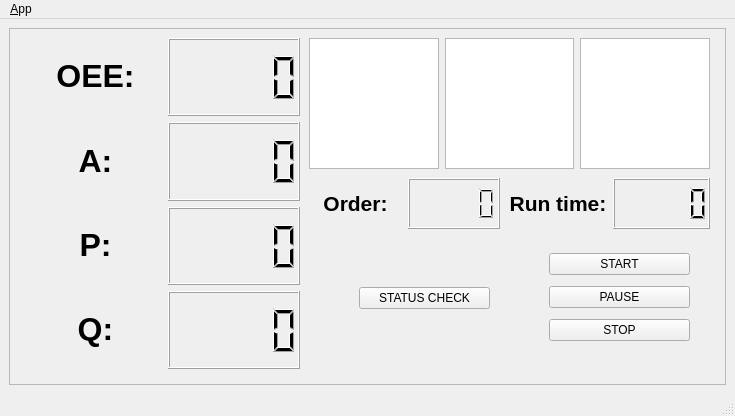
Before: the Qt Designer form GUI/ui/main_window_old.ui in 0000duck/rsdGroup92013, drawn with Qt 5.
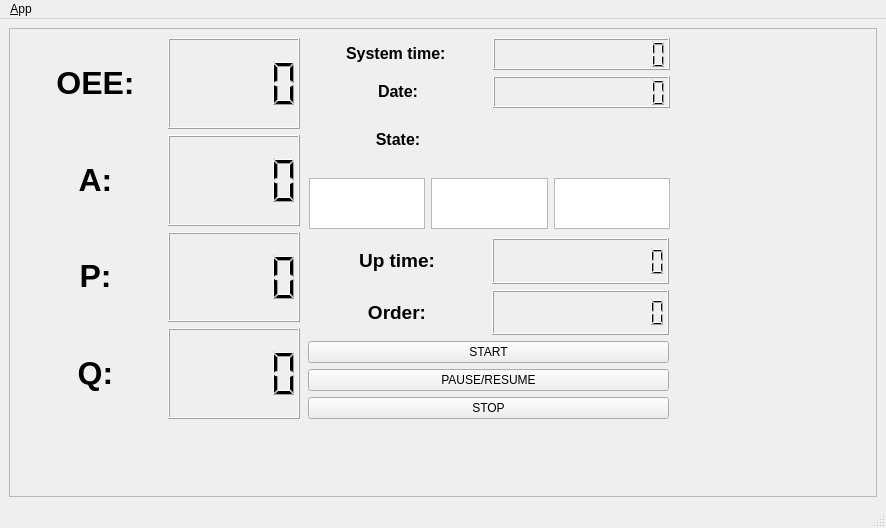
After: the same form once the commit is applied. Icons and pictures are not drawn.

Commit message: Final changes to the GUI and order system, appart from gripper feedback

Patch:
```diff
--- a/GUI/ui/main_window_old.ui
+++ b/GUI/ui/main_window_old.ui
@@ -6,8 +6,8 @@
    <rect>
     <x>0</x>
     <y>0</y>
-    <width>735</width>
-    <height>416</height>
+    <width>886</width>
+    <height>528</height>
    </rect>
   </property>
   <property name="mouseTracking">
@@ -39,7 +39,7 @@
          <x>20</x>
          <y>10</y>
          <width>271</width>
-         <height>331</height>
+         <height>381</height>
         </rect>
        </property>
        <layout class="QGridLayout" name="gridLayout_2">
@@ -85,68 +85,16 @@
         </item>
        </layout>
       </widget>
-      <widget class="QWidget" name="verticalLayoutWidget">
-       <property name="geometry">
-        <rect>
-         <x>540</x>
-         <y>220</y>
-         <width>141</width>
-         <height>101</height>
-        </rect>
-       </property>
-       <layout class="QVBoxLayout" name="verticalLayout_2">
-        <item>
-         <widget class="QPushButton" name="pushButton_start">
-          <property name="text">
-           <string>START</string>
-          </property>
-         </widget>
-        </item>
-        <item>
-         <widget class="QPushButton" name="pushButton_pause">
-          <property name="text">
-           <string>PAUSE</string>
-          </property>
-         </widget>
-        </item>
-        <item>
-         <widget class="QPushButton" name="pushButton_stop">
-          <property name="text">
-           <string>STOP</string>
-          </property>
-         </widget>
-        </item>
-       </layout>
-      </widget>
-      <widget class="QWidget" name="verticalLayoutWidget_2">
-       <property name="geometry">
-        <rect>
-         <x>350</x>
-         <y>250</y>
-         <width>131</width>
-         <height>40</height>
-        </rect>
-       </property>
-       <layout class="QVBoxLayout" name="verticalLayout_4">
-        <item>
-         <widget class="QPushButton" name="pushButton_status">
-          <property name="text">
-           <string>STATUS CHECK</string>
-          </property>
-         </widget>
-        </item>
-       </layout>
-      </widget>
-      <widget class="QWidget" name="horizontalLayoutWidget">
+      <widget class="QWidget" name="horizontalLayoutWidget_6">
        <property name="geometry">
         <rect>
          <x>300</x>
-         <y>10</y>
-         <width>401</width>
-         <height>131</height>
+         <y>150</y>
+         <width>361</width>
+         <height>51</height>
         </rect>
        </property>
-       <layout class="QHBoxLayout" name="horizontalLayout">
+       <layout class="QHBoxLayout" name="horizontalLayout_6">
         <item>
          <widget class="QGraphicsView" name="graphics_red">
           <property name="autoFillBackground">
@@ -196,6 +144,12 @@
         </item>
         <item>
          <widget class="QGraphicsView" name="graphics_green">
+          <property name="maximumSize">
+           <size>
+            <width>16777215</width>
+            <height>78</height>
+           </size>
+          </property>
           <property name="backgroundBrush">
            <brush brushstyle="NoBrush">
             <color alpha="255">
@@ -222,43 +176,170 @@
        <property name="geometry">
         <rect>
          <x>300</x>
-         <y>150</y>
-         <width>191</width>
-         <height>51</height>
+         <y>10</y>
+         <width>361</width>
+         <height>127</height>
         </rect>
        </property>
-       <layout class="QHBoxLayout" name="horizontalLayout_2">
-        <item>
-         <widget class="QLabel" name="label">
-          <property name="text">
-           <string>&lt;html&gt;&lt;head/&gt;&lt;body&gt;&lt;p align=&quot;center&quot;&gt;&lt;span style=&quot; font-size:16pt; font-weight:600;&quot;&gt;Order:&lt;/span&gt;&lt;/p&gt;&lt;/body&gt;&lt;/html&gt;</string>
-          </property>
-         </widget>
+       <layout class="QGridLayout" name="gridLayout">
+        <item row="1" column="0">
+         <layout class="QHBoxLayout" name="horizontalLayout_8">
+          <item>
+           <layout class="QHBoxLayout" name="horizontalLayout_9">
+            <item>
+             <widget class="QLabel" name="label_8">
+              <property name="text">
+               <string>&lt;html&gt;&lt;head/&gt;&lt;body&gt;&lt;p align=&quot;center&quot;&gt;&lt;span style=&quot; font-size:12pt; font-weight:600;&quot;&gt;Date:&lt;/span&gt;&lt;/p&gt;&lt;/body&gt;&lt;/html&gt;</string>
+              </property>
+             </widget>
+            </item>
+            <item>
+             <widget class="QLCDNumber" name="lcd_date">
+              <property name="numDigits">
+               <number>12</number>
+              </property>
+             </widget>
+            </item>
+           </layout>
+          </item>
+         </layout>
         </item>
-        <item>
-         <widget class="QLCDNumber" name="lcd_order"/>
+        <item row="0" column="0">
+         <layout class="QHBoxLayout" name="horizontalLayout_3">
+          <item>
+           <widget class="QLabel" name="label_3">
+            <property name="text">
+             <string>&lt;html&gt;&lt;head/&gt;&lt;body&gt;&lt;p align=&quot;center&quot;&gt;&lt;span style=&quot; font-size:12pt; font-weight:600;&quot;&gt;System time: &lt;/span&gt;&lt;/p&gt;&lt;/body&gt;&lt;/html&gt;</string>
+            </property>
+           </widget>
+          </item>
+          <item>
+           <layout class="QHBoxLayout" name="horizontalLayout_7">
+            <item>
+             <widget class="QLCDNumber" name="lcd_system_2">
+              <property name="numDigits">
+               <number>12</number>
+              </property>
+             </widget>
+            </item>
+           </layout>
+          </item>
+         </layout>
+        </item>
+        <item row="2" column="0">
+         <layout class="QHBoxLayout" name="horizontalLayout_4">
+          <item>
+           <widget class="QLabel" name="label_9">
+            <property name="text">
+             <string>&lt;html&gt;&lt;head/&gt;&lt;body&gt;&lt;p align=&quot;center&quot;&gt;&lt;span style=&quot; font-size:12pt; font-weight:600;&quot;&gt;State:&lt;/span&gt;&lt;/p&gt;&lt;/body&gt;&lt;/html&gt;</string>
+            </property>
+           </widget>
+          </item>
+          <item>
+           <layout class="QHBoxLayout" name="horizontalLayout_5">
+            <item>
+             <widget class="QLabel" name="label_state">
+              <property name="text">
+               <string>&lt;html&gt;&lt;head/&gt;&lt;body&gt;&lt;p align=&quot;center&quot;&gt;&lt;span style=&quot; font-size:24pt;&quot;&gt;&lt;br/&gt;&lt;/span&gt;&lt;/p&gt;&lt;/body&gt;&lt;/html&gt;</string>
+              </property>
+             </widget>
+            </item>
+           </layout>
+          </item>
+         </layout>
         </item>
        </layout>
       </widget>
-      <widget class="QWidget" name="horizontalLayoutWidget_3">
+      <widget class="QWidget" name="verticalLayoutWidget_2">
        <property name="geometry">
         <rect>
-         <x>500</x>
-         <y>150</y>
-         <width>201</width>
-         <height>51</height>
+         <x>299</x>
+         <y>210</y>
+         <width>361</width>
+         <height>181</height>
         </rect>
        </property>
-       <layout class="QHBoxLayout" name="horizontalLayout_3">
+       <layout class="QVBoxLayout" name="verticalLayout">
         <item>
-         <widget class="QLabel" name="label_2">
-          <property name="text">
-           <string>&lt;html&gt;&lt;head/&gt;&lt;body&gt;&lt;p align=&quot;center&quot;&gt;&lt;span style=&quot; font-size:16pt; font-weight:600;&quot;&gt;Run time:&lt;/span&gt;&lt;/p&gt;&lt;/body&gt;&lt;/html&gt;</string>
-          </property>
-         </widget>
+         <layout class="QHBoxLayout" name="horizontalLayout_10">
+          <item>
+           <layout class="QHBoxLayout" name="horizontalLayout_11">
+            <item>
+             <widget class="QLabel" name="label_2">
+              <property name="text">
+               <string>&lt;html&gt;&lt;head/&gt;&lt;body&gt;&lt;p align=&quot;center&quot;&gt;&lt;span style=&quot; font-size:14pt; font-weight:600;&quot;&gt;Up time:&lt;/span&gt;&lt;/p&gt;&lt;/body&gt;&lt;/html&gt;</string>
+              </property>
+             </widget>
+            </item>
+            <item>
+             <layout class="QHBoxLayout" name="horizontalLayout_12">
+              <item>
+               <widget class="QLCDNumber" name="lcd_up">
+                <property name="numDigits">
+                 <number>12</number>
+                </property>
+               </widget>
+              </item>
+             </layout>
+            </item>
+           </layout>
+          </item>
+         </layout>
         </item>
         <item>
-         <widget class="QLCDNumber" name="lcd_run"/>
+         <layout class="QHBoxLayout" name="horizontalLayout">
+          <item>
+           <layout class="QHBoxLayout" name="horizontalLayout_14">
+            <item>
+             <widget class="QLabel" name="label">
+              <property name="text">
+               <string>&lt;html&gt;&lt;head/&gt;&lt;body&gt;&lt;p align=&quot;center&quot;&gt;&lt;span style=&quot; font-size:14pt; font-weight:600;&quot;&gt;Order:&lt;/span&gt;&lt;/p&gt;&lt;/body&gt;&lt;/html&gt;</string>
+              </property>
+             </widget>
+            </item>
+            <item>
+             <layout class="QHBoxLayout" name="horizontalLayout_15">
+              <item>
+               <widget class="QLCDNumber" name="lcd_order">
+                <property name="numDigits">
+                 <number>12</number>
+                </property>
+               </widget>
+              </item>
+             </layout>
+            </item>
+           </layout>
+          </item>
+         </layout>
+        </item>
+        <item>
+         <layout class="QHBoxLayout" name="horizontalLayout_13">
+          <item>
+           <layout class="QVBoxLayout" name="verticalLayout_2">
+            <item>
+             <widget class="QPushButton" name="pushButton_start">
+              <property name="text">
+               <string>START</string>
+              </property>
+             </widget>
+            </item>
+            <item>
+             <widget class="QPushButton" name="pushButton_pause">
+              <property name="text">
+               <string>PAUSE/RESUME</string>
+              </property>
+             </widget>
+            </item>
+            <item>
+             <widget class="QPushButton" name="pushButton_stop">
+              <property name="text">
+               <string>STOP</string>
+              </property>
+             </widget>
+            </item>
+           </layout>
+          </item>
+         </layout>
         </item>
        </layout>
       </widget>
@@ -271,7 +352,7 @@
     <rect>
      <x>0</x>
      <y>0</y>
-     <width>735</width>
+     <width>886</width>
      <height>25</height>
     </rect>
    </property>
```
Left out of the diff: 22 changed lines with no effect on the pictures. The commit also changes 23 other files.
